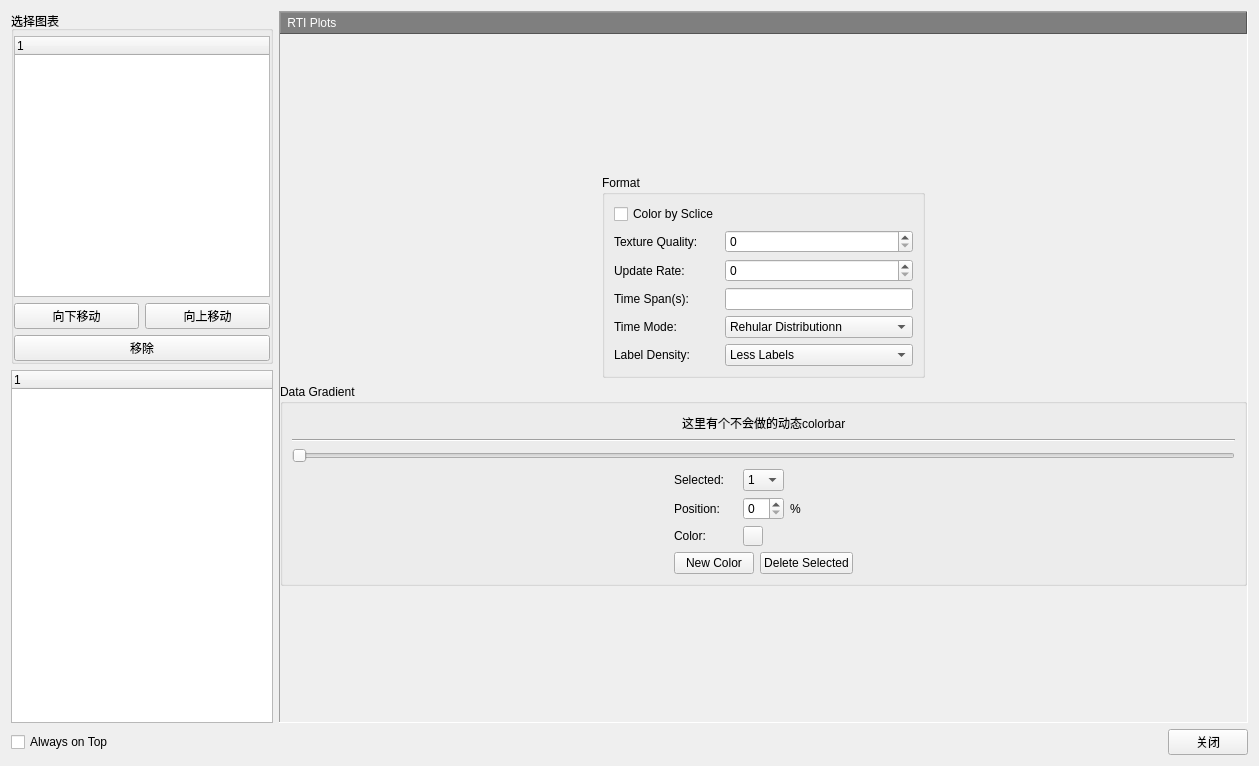
Qt form PlotManager.ui (whatudone/plotxy) before a commit.
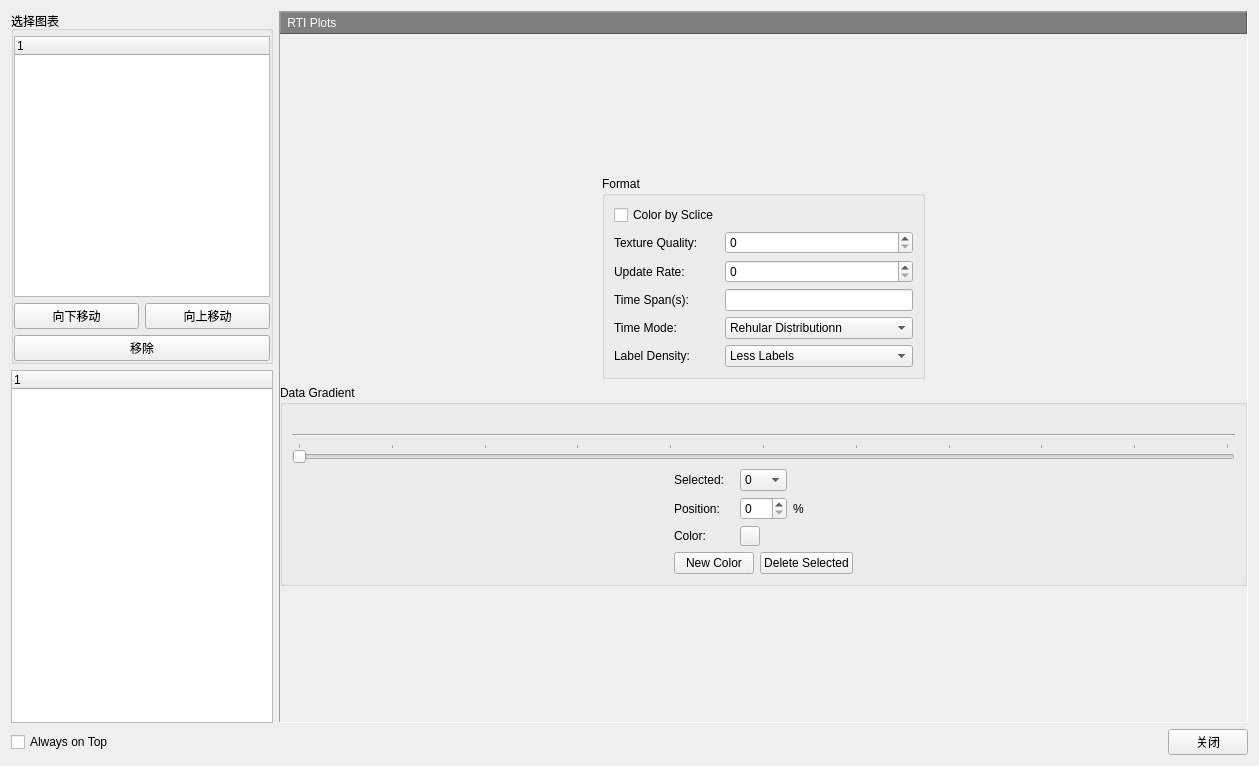
The same form after that commit. The open tabs and pages were chosen to show the change. Custom widgets are drawn as their Qt base class.

Commit message: 修改RTI设置界面

The edit to the form file:
```diff
--- a/PlotManager.ui
+++ b/PlotManager.ui
@@ -4457,38 +4457,18 @@
             <item>
              <layout class="QHBoxLayout" name="horizontalLayout_87">
               <item>
-               <spacer name="horizontalSpacer_54">
-                <property name="orientation">
-                 <enum>Qt::Horizontal</enum>
+               <widget class="QLabel" name="label_RTIColorRangeBar">
+                <property name="sizePolicy">
+                 <sizepolicy hsizetype="Expanding" vsizetype="Preferred">
+                  <horstretch>0</horstretch>
+                  <verstretch>0</verstretch>
+                 </sizepolicy>
                 </property>
-                <property name="sizeHint" stdset="0">
-                 <size>
-                  <width>40</width>
-                  <height>20</height>
-                 </size>
-                </property>
-               </spacer>
-              </item>
-              <item>
-               <widget class="QLabel" name="label_103">
                 <property name="text">
-                 <string>这里有个不会做的动态colorbar</string>
+                 <string/>
                 </property>
                </widget>
               </item>
-              <item>
-               <spacer name="horizontalSpacer_55">
-                <property name="orientation">
-                 <enum>Qt::Horizontal</enum>
-                </property>
-                <property name="sizeHint" stdset="0">
-                 <size>
-                  <width>40</width>
-                  <height>20</height>
-                 </size>
-                </property>
-               </spacer>
-              </item>
              </layout>
             </item>
             <item>
@@ -4499,10 +4479,22 @@
              </widget>
             </item>
             <item>
-             <widget class="QSlider" name="horizontalSlider">
+             <widget class="QSlider" name="horizontalSlider_ColorSlider">
+              <property name="maximum">
+               <number>100</number>
+              </property>
+              <property name="tracking">
+               <bool>true</bool>
+              </property>
               <property name="orientation">
                <enum>Qt::Horizontal</enum>
               </property>
+              <property name="tickPosition">
+               <enum>QSlider::TicksAbove</enum>
+              </property>
+              <property name="tickInterval">
+               <number>10</number>
+              </property>
              </widget>
             </item>
             <item>
@@ -4532,7 +4524,12 @@
                    </widget>
                   </item>
                   <item row="0" column="1">
-                   <widget class="QComboBox" name="comboBox_19">
+                   <widget class="QComboBox" name="comboBox_ColorIndex">
+                    <item>
+                     <property name="text">
+                      <string>0</string>
+                     </property>
+                    </item>
                     <item>
                      <property name="text">
                       <string>1</string>
@@ -4568,7 +4565,11 @@
                    </widget>
                   </item>
                   <item row="1" column="1">
-                   <widget class="QSpinBox" name="spinBox_9"/>
+                   <widget class="QSpinBox" name="spinBox_ColorPosition">
+                    <property name="maximum">
+                     <number>100</number>
+                    </property>
+                   </widget>
                   </item>
                   <item row="1" column="2">
                    <widget class="QLabel" name="label_102">
```
Left out of the diff: 37 changed lines with no effect on the pictures. The commit also changes 7 other files.
